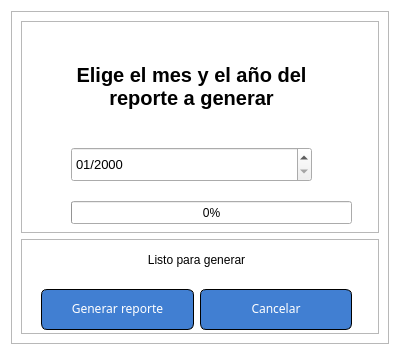
Old version of the form src/ui/ventanas/ventanas_qt/VentanaGenerarReporte.ui in the repository alonso-04/DGTIC-APP.
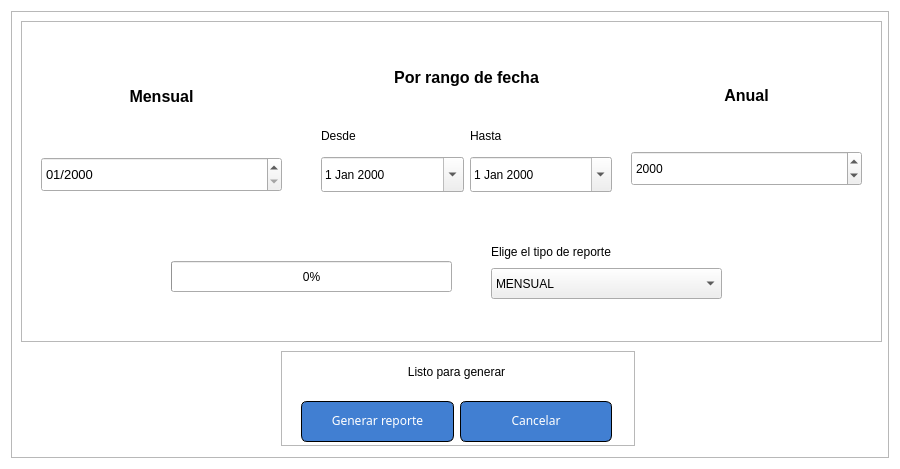
New version of the form. Icons and pictures are not drawn.

Commit message: Agregando el apartado de generar reporte por rango de fecha y anual

Diff of the .ui file:
```diff
--- a/src/ui/ventanas/ventanas_qt/VentanaGenerarReporte.ui
+++ b/src/ui/ventanas/ventanas_qt/VentanaGenerarReporte.ui
@@ -6,20 +6,20 @@
    <rect>
     <x>0</x>
     <y>0</y>
-    <width>400</width>
-    <height>355</height>
+    <width>900</width>
+    <height>469</height>
    </rect>
   </property>
   <property name="minimumSize">
    <size>
-    <width>400</width>
-    <height>355</height>
+    <width>900</width>
+    <height>469</height>
    </size>
   </property>
   <property name="maximumSize">
    <size>
-    <width>400</width>
-    <height>355</height>
+    <width>900</width>
+    <height>469</height>
    </size>
   </property>
   <property name="windowTitle">
@@ -65,12 +65,6 @@
        <height>333</height>
       </size>
      </property>
-     <property name="maximumSize">
-      <size>
-       <width>378</width>
-       <height>333</height>
-      </size>
-     </property>
      <property name="styleSheet">
       <string notr="true"/>
      </property>
@@ -80,9 +74,21 @@
      <property name="frameShadow">
       <enum>QFrame::Raised</enum>
      </property>
-     <layout class="QVBoxLayout" name="verticalLayout_2" stretch="2,1">
-      <item>
        <widget class="QFrame" name="frameOpcionesGenerar">
+      <property name="geometry">
+       <rect>
+        <x>10</x>
+        <y>10</y>
+        <width>861</width>
+        <height>321</height>
+       </rect>
+      </property>
+      <property name="minimumSize">
+       <size>
+        <width>300</width>
+        <height>300</height>
+       </size>
+      </property>
         <property name="frameShape">
          <enum>QFrame::StyledPanel</enum>
         </property>
@@ -92,10 +98,10 @@
         <widget class="QProgressBar" name="barraProgresoReporte">
          <property name="geometry">
           <rect>
-           <x>50</x>
-           <y>180</y>
+         <x>150</x>
+         <y>240</y>
            <width>281</width>
-           <height>23</height>
+         <height>31</height>
           </rect>
          </property>
          <property name="value">
@@ -105,24 +111,24 @@
         <widget class="QWidget" name="layoutWidget">
          <property name="geometry">
           <rect>
-           <x>50</x>
-           <y>10</y>
+         <x>20</x>
+         <y>20</y>
            <width>241</width>
            <height>151</height>
           </rect>
          </property>
-         <layout class="QVBoxLayout" name="vlOpcionesGenerarReporte">
+       <layout class="QVBoxLayout" name="vlOpcionReporteMensual">
           <item>
-           <widget class="QLabel" name="labelTituloReporte">
+         <widget class="QLabel" name="labelOpcionMensual">
             <property name="font">
              <font>
-              <pointsize>-1</pointsize>
+            <pointsize>12</pointsize>
               <weight>75</weight>
               <bold>true</bold>
              </font>
             </property>
             <property name="text">
-             <string>Elige el mes y el año del reporte a generar</string>
+           <string>Mensual</string>
             </property>
             <property name="alignment">
              <set>Qt::AlignCenter</set>
@@ -157,10 +163,224 @@
           </item>
          </layout>
         </widget>
+      <widget class="QWidget" name="">
+       <property name="geometry">
+        <rect>
+         <x>300</x>
+         <y>20</y>
+         <width>291</width>
+         <height>151</height>
+        </rect>
+       </property>
+       <layout class="QVBoxLayout" name="vlOpcionRangoFecha">
+        <item>
+         <widget class="QLabel" name="labelOpcionRangoFecha">
+          <property name="font">
+           <font>
+            <pointsize>12</pointsize>
+            <weight>75</weight>
+            <bold>true</bold>
+           </font>
+          </property>
+          <property name="text">
+           <string>Por rango de fecha</string>
+          </property>
+          <property name="alignment">
+           <set>Qt::AlignCenter</set>
+          </property>
+          <property name="wordWrap">
+           <bool>true</bool>
+          </property>
        </widget>
       </item>
       <item>
+         <layout class="QHBoxLayout" name="hlOpcionRangoFecha">
+          <item>
+           <layout class="QVBoxLayout" name="vlFechaDesde">
+            <item>
+             <widget class="QLabel" name="labelTituloFechaDesde">
+              <property name="font">
+               <font>
+                <pointsize>9</pointsize>
+               </font>
+              </property>
+              <property name="text">
+               <string>Desde</string>
+              </property>
+             </widget>
+            </item>
+            <item>
+             <widget class="QDateEdit" name="deFechaDesde">
+              <property name="minimumSize">
+               <size>
+                <width>0</width>
+                <height>35</height>
+               </size>
+              </property>
+              <property name="font">
+               <font>
+                <pointsize>9</pointsize>
+               </font>
+              </property>
+              <property name="calendarPopup">
+               <bool>true</bool>
+              </property>
+             </widget>
+            </item>
+           </layout>
+          </item>
+          <item>
+           <layout class="QVBoxLayout" name="vlFechaHasta">
+            <item>
+             <widget class="QLabel" name="labelTituloFechaHasta">
+              <property name="font">
+               <font>
+                <pointsize>9</pointsize>
+               </font>
+              </property>
+              <property name="text">
+               <string>Hasta</string>
+              </property>
+             </widget>
+            </item>
+            <item>
+             <widget class="QDateEdit" name="deFechaHasta">
+              <property name="minimumSize">
+               <size>
+                <width>0</width>
+                <height>35</height>
+               </size>
+              </property>
+              <property name="font">
+               <font>
+                <pointsize>9</pointsize>
+               </font>
+              </property>
+              <property name="calendarPopup">
+               <bool>true</bool>
+              </property>
+             </widget>
+            </item>
+           </layout>
+          </item>
+         </layout>
+        </item>
+       </layout>
+      </widget>
+      <widget class="QWidget" name="">
+       <property name="geometry">
+        <rect>
+         <x>610</x>
+         <y>24</y>
+         <width>231</width>
+         <height>141</height>
+        </rect>
+       </property>
+       <layout class="QVBoxLayout" name="vlOpcionAnual">
+        <item>
+         <widget class="QLabel" name="labelOpcionAnual">
+          <property name="font">
+           <font>
+            <pointsize>12</pointsize>
+            <weight>75</weight>
+            <bold>true</bold>
+           </font>
+          </property>
+          <property name="text">
+           <string>Anual</string>
+          </property>
+          <property name="alignment">
+           <set>Qt::AlignCenter</set>
+          </property>
+          <property name="wordWrap">
+           <bool>true</bool>
+          </property>
+         </widget>
+        </item>
+        <item>
+         <widget class="QDateEdit" name="deOpcionAnual">
+          <property name="minimumSize">
+           <size>
+            <width>0</width>
+            <height>35</height>
+           </size>
+          </property>
+          <property name="font">
+           <font>
+            <pointsize>9</pointsize>
+           </font>
+          </property>
+          <property name="displayFormat">
+           <string>yyyy</string>
+          </property>
+         </widget>
+        </item>
+       </layout>
+      </widget>
+      <widget class="QWidget" name="">
+       <property name="geometry">
+        <rect>
+         <x>470</x>
+         <y>220</y>
+         <width>231</width>
+         <height>58</height>
+        </rect>
+       </property>
+       <layout class="QVBoxLayout" name="vlElegirTipoReporte">
+        <item>
+         <widget class="QLabel" name="labelTituloTipoReporte">
+          <property name="font">
+           <font>
+            <pointsize>9</pointsize>
+           </font>
+          </property>
+          <property name="text">
+           <string>Elige el tipo de reporte</string>
+          </property>
+         </widget>
+        </item>
+        <item>
+         <widget class="QComboBox" name="cbTipoReporte">
+          <property name="minimumSize">
+           <size>
+            <width>0</width>
+            <height>31</height>
+           </size>
+          </property>
+          <property name="font">
+           <font>
+            <pointsize>9</pointsize>
+           </font>
+          </property>
+          <item>
+           <property name="text">
+            <string>MENSUAL</string>
+           </property>
+          </item>
+          <item>
+           <property name="text">
+            <string>POR RANGO DE FECHA</string>
+           </property>
+          </item>
+          <item>
+           <property name="text">
+            <string>ANUAL</string>
+           </property>
+          </item>
+         </widget>
+        </item>
+       </layout>
+      </widget>
+     </widget>
        <widget class="QFrame" name="frameSeccionInferiorReporte">
+      <property name="geometry">
+       <rect>
+        <x>270</x>
+        <y>340</y>
+        <width>354</width>
+        <height>95</height>
+       </rect>
+      </property>
         <property name="maximumSize">
          <size>
           <width>16777215</width>
@@ -260,8 +480,6 @@
          </layout>
         </widget>
        </widget>
-      </item>
-     </layout>
     </widget>
    </item>
   </layout>
```
Lines whose indentation alone changed are shown as unchanged. The commit also changes 7 other files.
